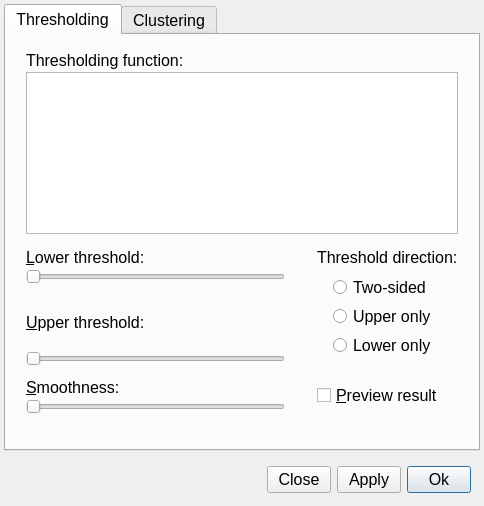
Before: the Qt Designer form GUI/Qt/Windows/SpeedImageDialog.ui in pyushkevich/itksnap, drawn with Qt 5.
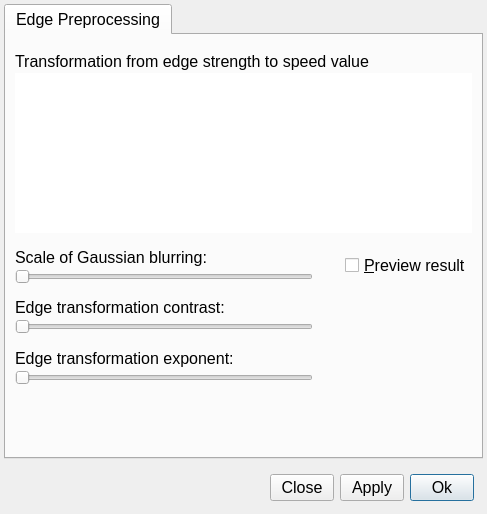
After: the same form once the commit is applied. The open tabs and pages were chosen to show the change. Custom widgets are drawn as their Qt base class.

Commit message: Added support for edge-based preprocessing in automatic segmentation

What changed in the file:
```diff
--- a/GUI/Qt/Windows/SpeedImageDialog.ui
+++ b/GUI/Qt/Windows/SpeedImageDialog.ui
@@ -6,8 +6,8 @@
    <rect>
     <x>0</x>
     <y>0</y>
-    <width>484</width>
-    <height>506</height>
+    <width>487</width>
+    <height>514</height>
    </rect>
   </property>
   <property name="windowTitle">
@@ -23,7 +23,20 @@
     <number>4</number>
    </property>
    <item>
-    <widget class="QTabWidget" name="tabWidget">
+    <widget class="QStackedWidget" name="stack">
+     <property name="currentIndex">
+      <number>0</number>
+     </property>
+     <widget class="QWidget" name="pgInOut">
+      <layout class="QVBoxLayout" name="verticalLayout_6">
+       <property name="spacing">
+        <number>0</number>
+       </property>
+       <property name="margin">
+        <number>0</number>
+       </property>
+       <item>
+        <widget class="QTabWidget" name="tabWidgetInOut">
      <property name="currentIndex">
       <number>0</number>
      </property>
@@ -271,7 +284,7 @@
          </layout>
         </widget>
        </item>
-       <item row="0" column="0">
+           <item row="0" column="0" colspan="2">
         <spacer name="verticalSpacer_3">
          <property name="orientation">
           <enum>Qt::Vertical</enum>
@@ -289,10 +302,211 @@
        </item>
       </layout>
      </widget>
-     <widget class="QWidget" name="tabEdge">
+         <widget class="QWidget" name="tabCluster">
       <attribute name="title">
        <string>Clustering</string>
       </attribute>
+         </widget>
+        </widget>
+       </item>
+      </layout>
+     </widget>
+     <widget class="QWidget" name="pgEdge">
+      <layout class="QVBoxLayout" name="verticalLayout_7">
+       <property name="spacing">
+        <number>0</number>
+       </property>
+       <property name="margin">
+        <number>0</number>
+       </property>
+       <item>
+        <widget class="QTabWidget" name="tabWidgetEdge">
+         <property name="currentIndex">
+          <number>0</number>
+         </property>
+         <widget class="QWidget" name="tabEdge">
+          <attribute name="title">
+           <string>Edge Preprocessing</string>
+          </attribute>
+          <layout class="QGridLayout" name="gridLayout_3">
+           <property name="topMargin">
+            <number>4</number>
+           </property>
+           <property name="bottomMargin">
+            <number>4</number>
+           </property>
+           <property name="horizontalSpacing">
+            <number>32</number>
+           </property>
+           <property name="verticalSpacing">
+            <number>2</number>
+           </property>
+           <item row="0" column="0" colspan="2">
+            <spacer name="verticalSpacer_7">
+             <property name="orientation">
+              <enum>Qt::Vertical</enum>
+             </property>
+             <property name="sizeType">
+              <enum>QSizePolicy::Fixed</enum>
+             </property>
+             <property name="sizeHint" stdset="0">
+              <size>
+               <width>430</width>
+               <height>13</height>
+              </size>
+             </property>
+            </spacer>
+           </item>
+           <item row="1" column="0" colspan="2">
+            <widget class="QLabel" name="label_6">
+             <property name="text">
+              <string>Transformation from edge strength to speed value</string>
+             </property>
+            </widget>
+           </item>
+           <item row="2" column="0" colspan="2">
+            <widget class="QtSimpleOpenGLBox" name="viewEdgeMapping" native="true">
+             <property name="sizePolicy">
+              <sizepolicy hsizetype="Preferred" vsizetype="Expanding">
+               <horstretch>0</horstretch>
+               <verstretch>0</verstretch>
+              </sizepolicy>
+             </property>
+             <property name="minimumSize">
+              <size>
+               <width>0</width>
+               <height>160</height>
+              </size>
+             </property>
+             <property name="styleSheet">
+              <string notr="true">background-color:white;</string>
+             </property>
+            </widget>
+           </item>
+           <item row="3" column="0" colspan="2">
+            <spacer name="verticalSpacer_8">
+             <property name="orientation">
+              <enum>Qt::Vertical</enum>
+             </property>
+             <property name="sizeType">
+              <enum>QSizePolicy::Fixed</enum>
+             </property>
+             <property name="sizeHint" stdset="0">
+              <size>
+               <width>430</width>
+               <height>13</height>
+              </size>
+             </property>
+            </spacer>
+           </item>
+           <item row="4" column="0">
+            <widget class="QLabel" name="label_7">
+             <property name="text">
+              <string>Scale of Gaussian blurring:</string>
+             </property>
+            </widget>
+           </item>
+           <item row="4" column="1" rowspan="2">
+            <widget class="QWidget" name="widget_5" native="true">
+             <layout class="QVBoxLayout" name="verticalLayout_8">
+              <property name="margin">
+               <number>0</number>
+              </property>
+              <item>
+               <widget class="QCheckBox" name="chkEdgePreview">
+                <property name="text">
+                 <string>&amp;Preview result</string>
+                </property>
+               </widget>
+              </item>
+             </layout>
+            </widget>
+           </item>
+           <item row="5" column="0">
+            <widget class="QDoubleSliderWithEditor" name="inEdgeSmoothing">
+             <property name="orientation">
+              <enum>Qt::Horizontal</enum>
+             </property>
+            </widget>
+           </item>
+           <item row="8" column="0">
+            <widget class="QLabel" name="label_8">
+             <property name="text">
+              <string>Edge transformation contrast:</string>
+             </property>
+            </widget>
+           </item>
+           <item row="9" column="0">
+            <widget class="QDoubleSliderWithEditor" name="inEdgeKappa">
+             <property name="orientation">
+              <enum>Qt::Horizontal</enum>
+             </property>
+            </widget>
+           </item>
+           <item row="10" column="0" colspan="2">
+            <spacer name="verticalSpacer_10">
+             <property name="orientation">
+              <enum>Qt::Vertical</enum>
+             </property>
+             <property name="sizeType">
+              <enum>QSizePolicy::Fixed</enum>
+             </property>
+             <property name="sizeHint" stdset="0">
+              <size>
+               <width>430</width>
+               <height>13</height>
+              </size>
+             </property>
+            </spacer>
+           </item>
+           <item row="11" column="0">
+            <widget class="QLabel" name="label_9">
+             <property name="text">
+              <string>Edge transformation exponent:</string>
+             </property>
+            </widget>
+           </item>
+           <item row="12" column="0">
+            <widget class="QDoubleSliderWithEditor" name="inEdgeExponent">
+             <property name="orientation">
+              <enum>Qt::Horizontal</enum>
+             </property>
+            </widget>
+           </item>
+           <item row="13" column="0" colspan="2">
+            <spacer name="verticalSpacer_6">
+             <property name="orientation">
+              <enum>Qt::Vertical</enum>
+             </property>
+             <property name="sizeHint" stdset="0">
+              <size>
+               <width>430</width>
+               <height>42</height>
+              </size>
+             </property>
+            </spacer>
+           </item>
+           <item row="7" column="0" colspan="2">
+            <spacer name="verticalSpacer_9">
+             <property name="orientation">
+              <enum>Qt::Vertical</enum>
+             </property>
+             <property name="sizeType">
+              <enum>QSizePolicy::Fixed</enum>
+             </property>
+             <property name="sizeHint" stdset="0">
+              <size>
+               <width>20</width>
+               <height>12</height>
+              </size>
+             </property>
+            </spacer>
+           </item>
+          </layout>
+         </widget>
+        </widget>
+       </item>
+      </layout>
      </widget>
     </widget>
    </item>
```
Lines whose indentation alone changed are shown as unchanged. The commit also changes 21 other files.
